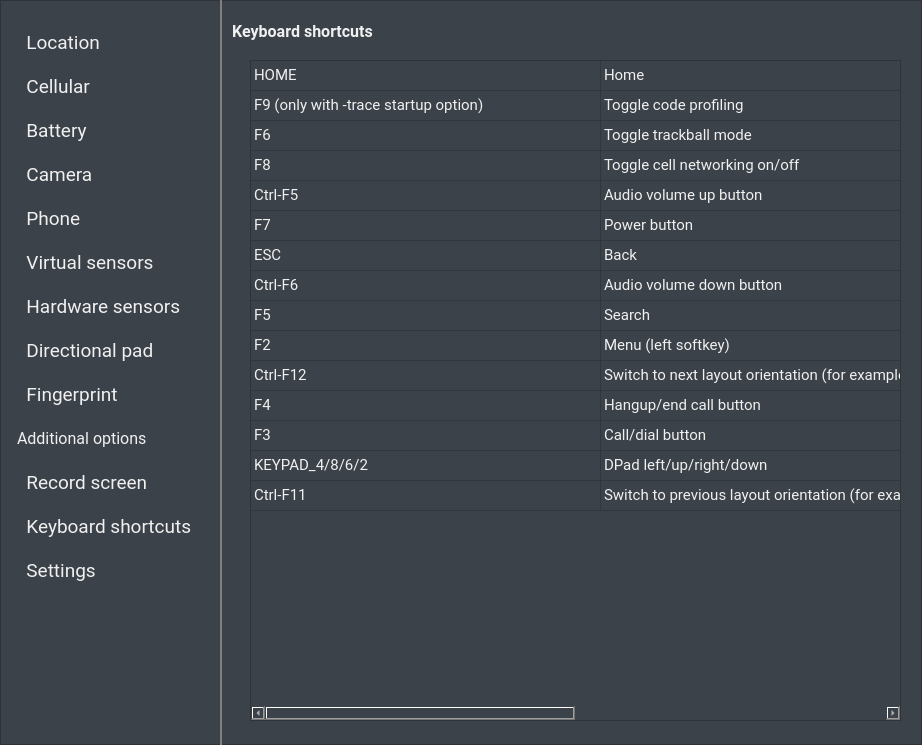
Qt form android/skin/qt/extended.ui (vicamo/libandroid-emugl) before a commit.
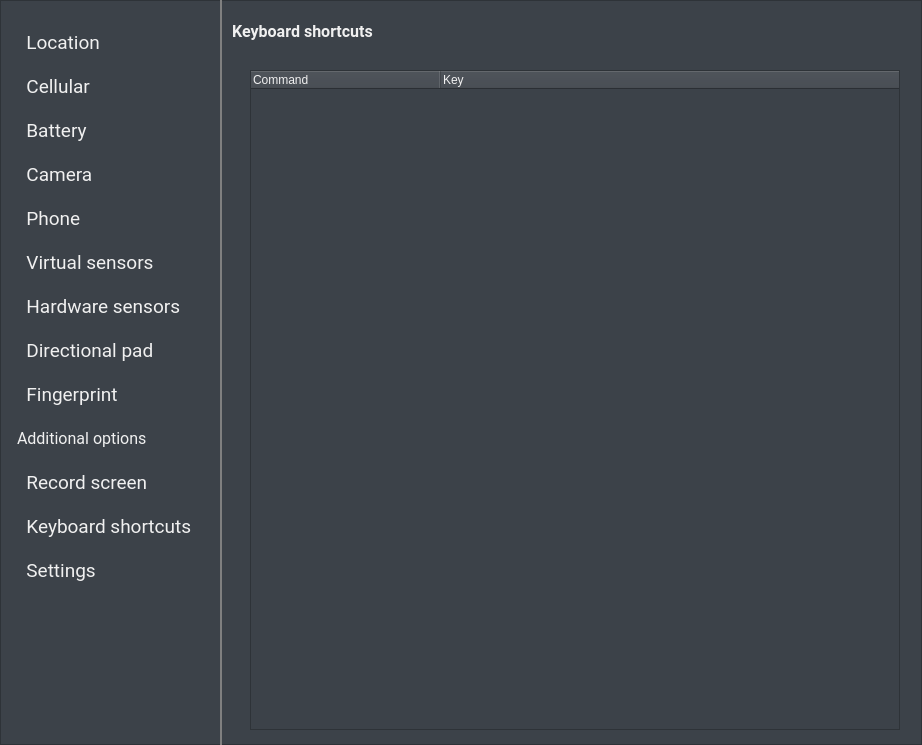
The same form after that commit. The open tabs and pages were chosen to show the change. Icons and pictures are not drawn. Custom widgets are drawn as their Qt base class.

Commit message:
Make the "keyboard shortcuts" page display the keyboard shortcuts.
Display a read-only table of keyboard shortcuts on the "keyboard shortcuts"
page of the extended window. Also a couple cosmetic changes to the styling
of tables to make them look more like the ones in material design spec

What changed in the file:
```diff
--- a/android/skin/qt/extended.ui
+++ b/android/skin/qt/extended.ui
@@ -2146,266 +2146,63 @@
      </property>
     </widget>
     <widget class="QTableWidget" name="shortcutsTableWidget">
-     <property name="enabled">
-      <bool>true</bool>
-     </property>
      <property name="geometry">
       <rect>
        <x>20</x>
-       <y>40</y>
-       <width>651</width>
-       <height>661</height>
+       <y>50</y>
+       <width>650</width>
+       <height>660</height>
       </rect>
      </property>
-     <property name="sizePolicy">
-      <sizepolicy hsizetype="Expanding" vsizetype="Expanding">
-       <horstretch>0</horstretch>
-       <verstretch>0</verstretch>
-      </sizepolicy>
+     <property name="focusPolicy">
+      <enum>Qt::NoFocus</enum>
      </property>
-     <property name="minimumSize">
-      <size>
-       <width>651</width>
-       <height>0</height>
-      </size>
+     <property name="editTriggers">
+      <set>QAbstractItemView::NoEditTriggers</set>
      </property>
-     <property name="font">
-      <font>
-       <family>Roboto</family>
-       <pointsize>11</pointsize>
-      </font>
+     <property name="selectionMode">
+      <enum>QAbstractItemView::NoSelection</enum>
      </property>
-     <property name="horizontalScrollBarPolicy">
-      <enum>Qt::ScrollBarAsNeeded</enum>
+     <property name="selectionBehavior">
+      <enum>QAbstractItemView::SelectRows</enum>
      </property>
-     <property name="sortingEnabled">
+     <property name="showGrid">
       <bool>false</bool>
      </property>
-     <property name="wordWrap">
-      <bool>true</bool>
-     </property>
      <property name="cornerButtonEnabled">
       <bool>false</bool>
      </property>
-     <property name="rowCount">
-      <number>15</number>
-     </property>
-     <attribute name="horizontalHeaderVisible">
-      <bool>false</bool>
-     </attribute>
-     <attribute name="horizontalHeaderCascadingSectionResizes">
-      <bool>true</bool>
-     </attribute>
      <attribute name="horizontalHeaderDefaultSectionSize">
-      <number>350</number>
-     </attribute>
-     <attribute name="horizontalHeaderShowSortIndicator" stdset="0">
-      <bool>false</bool>
+      <number>190</number>
      </attribute>
      <attribute name="horizontalHeaderStretchLastSection">
-      <bool>false</bool>
+      <bool>true</bool>
      </attribute>
      <attribute name="verticalHeaderVisible">
       <bool>false</bool>
      </attribute>
-     <row/>
-     <row/>
-     <row/>
-     <row/>
-     <row/>
-     <row/>
-     <row/>
-     <row/>
-     <row/>
-     <row/>
-     <row/>
-     <row/>
-     <row/>
-     <row/>
-     <row/>
+     <attribute name="verticalHeaderDefaultSectionSize">
+      <number>48</number>
+     </attribute>
+     <attribute name="verticalHeaderHighlightSections">
+      <bool>false</bool>
+     </attribute>
      <column>
       <property name="text">
-       <string>Shortcut key</string>
+       <string>Command</string>
       </property>
-      <property name="font">
-       <font>
-        <family>Roboto</family>
-        <pointsize>12</pointsize>
-       </font>
+      <property name="textAlignment">
+       <set>AlignLeading|AlignVCenter</set>
       </property>
      </column>
      <column>
       <property name="text">
-       <string>Description</string>
+       <string>Key</string>
       </property>
-      <property name="font">
-       <font>
-        <family>Roboto</family>
-        <pointsize>12</pointsize>
-       </font>
-      </property>
-     </column>
-     <item row="0" column="0">
-      <property name="text">
-       <string>HOME</string>
-      </property>
-      <property name="font">
-       <font>
-        <family>Roboto</family>
-       </font>
-      </property>
       <property name="textAlignment">
        <set>AlignLeading|AlignVCenter</set>
       </property>
-      <property name="flags">
-       <set>NoItemFlags</set>
-      </property>
-     </item>
-     <item row="0" column="1">
-      <property name="text">
-       <string>Home</string>
-      </property>
-     </item>
-     <item row="1" column="0">
-      <property name="text">
-       <string>F9 (only with -trace startup option)</string>
-      </property>
-     </item>
-     <item row="1" column="1">
-      <property name="text">
-       <string>Toggle code profiling</string>
-      </property>
-     </item>
-     <item row="2" column="0">
-      <property name="text">
-       <string>F6</string>
-      </property>
-     </item>
-     <item row="2" column="1">
-      <property name="text">
-       <string>Toggle trackball mode</string>
-      </property>
-     </item>
-     <item row="3" column="0">
-      <property name="text">
-       <string>F8</string>
-      </property>
-     </item>
-     <item row="3" column="1">
-      <property name="text">
-       <string>Toggle cell networking on/off</string>
-      </property>
-     </item>
-     <item row="4" column="0">
-      <property name="text">
-       <string>Ctrl-F5</string>
-      </property>
-     </item>
-     <item row="4" column="1">
-      <property name="text">
-       <string>Audio volume up button</string>
-      </property>
-     </item>
-     <item row="5" column="0">
-      <property name="text">
-       <string>F7</string>
-      </property>
-     </item>
-     <item row="5" column="1">
-      <property name="text">
-       <string>Power button</string>
-      </property>
-     </item>
-     <item row="6" column="0">
-      <property name="text">
-       <string>ESC</string>
-      </property>
-     </item>
-     <item row="6" column="1">
-      <property name="text">
-       <string>Back</string>
-      </property>
-     </item>
-     <item row="7" column="0">
-      <property name="text">
-       <string>Ctrl-F6</string>
-      </property>
-     </item>
-     <item row="7" column="1">
-      <property name="text">
-       <string>Audio volume down button</string>
-      </property>
-     </item>
-     <item row="8" column="0">
-      <property name="text">
-       <string>F5</string>
-      </property>
-     </item>
-     <item row="8" column="1">
-      <property name="text">
-       <string>Search</string>
-      </property>
-     </item>
-     <item row="9" column="0">
-      <property name="text">
-       <string>F2</string>
-      </property>
-     </item>
-     <item row="9" column="1">
-      <property name="text">
-       <string>Menu (left softkey)</string>
-      </property>
-     </item>
-     <item row="10" column="0">
-      <property name="text">
-       <string>Ctrl-F12</string>
-      </property>
-     </item>
-     <item row="10" column="1">
-      <property name="text">
-       <string>Switch to next layout orientation (for example, portrait, landscape)</string>
-      </property>
-     </item>
-     <item row="11" column="0">
-      <property name="text">
-       <string>F4</string>
-      </property>
-     </item>
-     <item row="11" column="1">
-      <property name="text">
-       <string>Hangup/end call button</string>
-      </property>
-     </item>
-     <item row="12" column="0">
-      <property name="text">
-       <string>F3</string>
-      </property>
-     </item>
-     <item row="12" column="1">
-      <property name="text">
-       <string>Call/dial button</string>
-      </property>
-     </item>
-     <item row="13" column="0">
-      <property name="text">
-       <string>KEYPAD_4/8/6/2</string>
-      </property>
-     </item>
-     <item row="13" column="1">
-      <property name="text">
-       <string>DPad left/up/right/down</string>
-      </property>
-     </item>
-     <item row="14" column="0">
-      <property name="text">
-       <string>Ctrl-F11</string>
-      </property>
-     </item>
-     <item row="14" column="1">
-      <property name="text">
-       <string>Switch to previous layout orientation (for example, portrait, landscape)</string>
-      </property>
-     </item>
+     </column>
     </widget>
    </widget>
    <widget class="QWidget" name="page_5">
```
Left out of the diff: 19 changed lines with no effect on the pictures. The commit also changes 16 other files.
